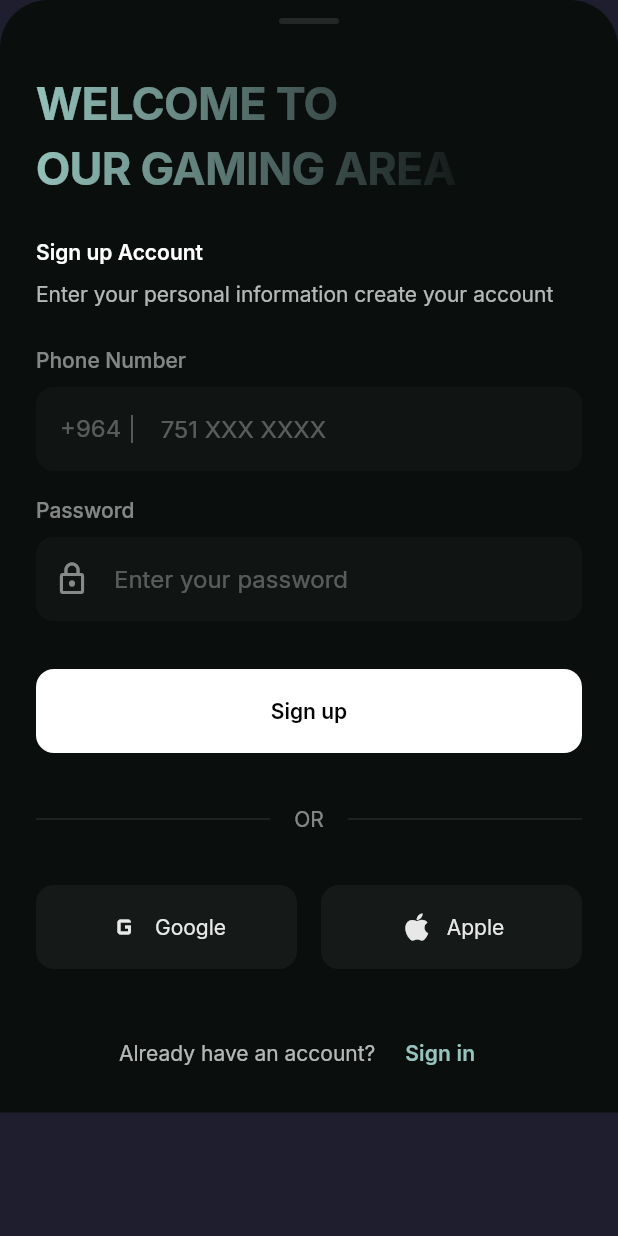
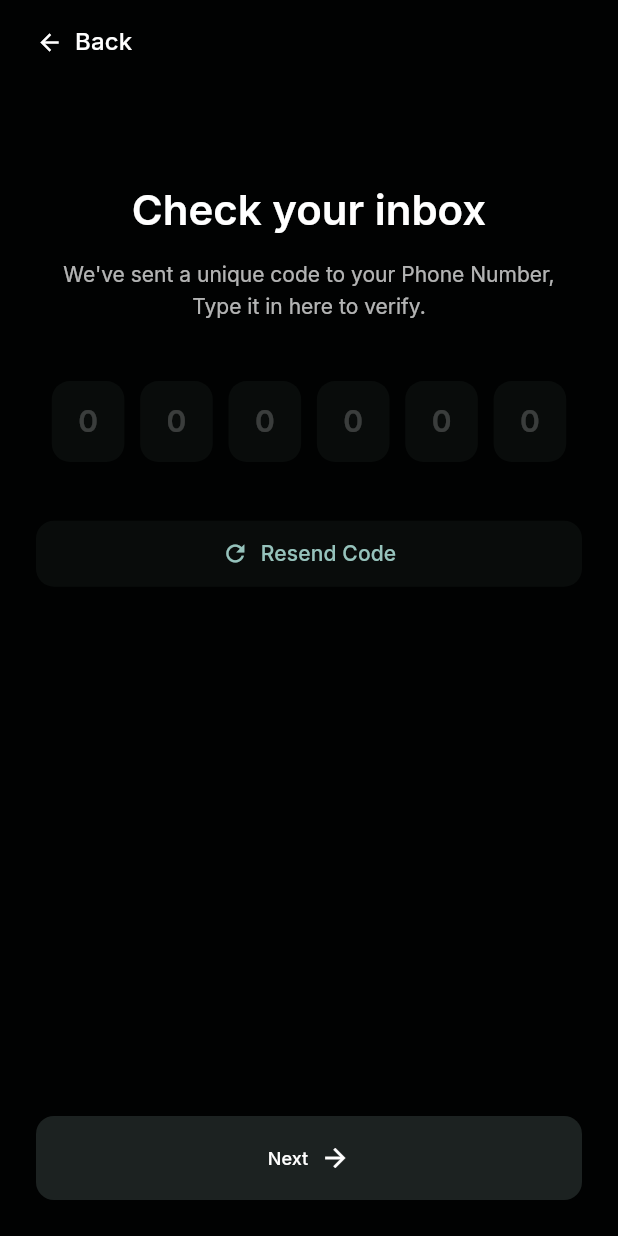
Before and after one commit to botanPro/chon, a Flutter app: the SignUpDrawer widget shown alone on an empty page, opened directly, after a tap on "Sign up", on a phone screen of 412 x 824 dp. Run offline on Flutter 3.47's test engine with Material 3 defaults, Android fonts, the phone set to English and light mode, and no system bars; our stand-ins replace confetti, google_fonts.

Commit message:
Verification Page

```diff
--- a/lib/screens/auth/auth_screen.dart
+++ b/lib/screens/auth/auth_screen.dart
@@ -1,5 +1,6 @@
 import 'package:flutter/material.dart';
 import 'package:google_fonts/google_fonts.dart';
+import 'verification_screen.dart';
 
 class AuthScreen extends StatefulWidget {
   const AuthScreen({super.key});
@@ -345,7 +346,17 @@ class _SignUpDrawerState extends State<SignUpDrawer> {
                     child: Material(
                       color: Colors.transparent,
                       child: InkWell(
-                        onTap: () {},
+                        onTap: () {
+                          Navigator.push(
+                            context,
+                            MaterialPageRoute(
+                              builder: (context) => const VerificationScreen(
+                                phoneNumber:
+                                    '+964 751 XXX XXXX', // TODO: Pass actual phone number
+                              ),
+                            ),
+                          );
+                        },
                         borderRadius: BorderRadius.circular(12),
                         child: Center(
                           child: Text(
--- /dev/null
+++ b/lib/screens/auth/verification_screen.dart
@@ -0,0 +1,226 @@
+import 'package:flutter/material.dart';
+import 'package:flutter/services.dart';
+import 'package:google_fonts/google_fonts.dart';
+
+class VerificationScreen extends StatefulWidget {
+  final String phoneNumber;
+
+  const VerificationScreen({
+    super.key,
+    required this.phoneNumber,
+  });
+
+  @override
+  State<VerificationScreen> createState() => _VerificationScreenState();
+}
+
+class _VerificationScreenState extends State<VerificationScreen> {
+  final List<TextEditingController> _controllers = List.generate(
+    6,
+    (index) => TextEditingController(),
+  );
+
+  final List<FocusNode> _focusNodes = List.generate(
+    6,
+    (index) => FocusNode(),
+  );
+
+  @override
+  void dispose() {
+    for (var controller in _controllers) {
+      controller.dispose();
+    }
+    for (var node in _focusNodes) {
+      node.dispose();
+    }
+    super.dispose();
+  }
+
+  void _onCodeChanged(String value, int index) {
+    if (value.length == 1 && index < 5) {
+      _focusNodes[index + 1].requestFocus();
+    }
+  }
+
+  @override
+  Widget build(BuildContext context) {
+    return Scaffold(
+      backgroundColor: const Color(0xFF010202),
+      appBar: AppBar(
+        backgroundColor: Colors.transparent,
+        elevation: 0,
+        automaticallyImplyLeading: false,
+        title: Row(
+          children: [
+            TextButton.icon(
+              onPressed: () => Navigator.pop(context),
+              icon: const Icon(
+                Icons.arrow_back,
+                color: Colors.white,
+              ),
+              label: Text(
+                'Back',
+                style: GoogleFonts.inter(
+                  color: Colors.white,
+                  fontSize: 16,
+                  fontWeight: FontWeight.w500,
+                ),
+              ),
+              style: TextButton.styleFrom(
+                padding: const EdgeInsets.symmetric(horizontal: 8),
+              ),
+            ),
+          ],
+        ),
+      ),
+      body: SafeArea(
+        child: Padding(
+          padding: const EdgeInsets.all(24.0),
+          child: Column(
+            crossAxisAlignment: CrossAxisAlignment.stretch,
+            children: [
+              const SizedBox(height: 40),
+              Text(
+                'Check your inbox',
+                style: GoogleFonts.inter(
+                  fontSize: 28,
+                  fontWeight: FontWeight.w600,
+                  color: Colors.white,
+                ),
+                textAlign: TextAlign.center,
+              ),
+              const SizedBox(height: 12),
+              Text(
+                'We\'ve sent a unique code to your Phone Number,\nType it in here to verify.',
+                style: GoogleFonts.inter(
+                  fontSize: 14,
+                  color: Colors.white.withOpacity(0.7),
+                  height: 1.5,
+                ),
+                textAlign: TextAlign.center,
+              ),
+              const SizedBox(height: 40),
+              Row(
+                mainAxisAlignment: MainAxisAlignment.spaceEvenly,
+                children: List.generate(
+                  6,
+                  (index) => SizedBox(
+                    width: 48.375,
+                    height: 59.125,
+                    child: TextField(
+                      controller: _controllers[index],
+                      focusNode: _focusNodes[index],
+                      keyboardType: TextInputType.number,
+                      textAlign: TextAlign.center,
+                      maxLength: 1,
+                      cursorColor: const Color(0xFF96C3BC),
+                      style: GoogleFonts.inter(
+                        fontSize: 20,
+                        fontWeight: FontWeight.w600,
+                        color: Colors.white,
+                      ),
+                      decoration: InputDecoration(
+                        counterText: '',
+                        filled: true,
+                        fillColor: const Color(0xFF090C0B),
+                        hintText: '0',
+                        hintStyle: GoogleFonts.inter(
+                          fontSize: 20,
+                          fontWeight: FontWeight.w600,
+                          color: Colors.white.withOpacity(0.2),
+                        ),
+                        contentPadding: const EdgeInsets.symmetric(
+                          vertical: 12,
+                          horizontal: 4,
+                        ),
+                        border: OutlineInputBorder(
+                          borderSide: BorderSide.none,
+                          borderRadius: BorderRadius.circular(12.17),
+                        ),
+                        enabledBorder: OutlineInputBorder(
+                          borderSide: BorderSide.none,
+                          borderRadius: BorderRadius.circular(12.17),
+                        ),
+                        focusedBorder: OutlineInputBorder(
+                          borderSide: BorderSide.none,
+                          borderRadius: BorderRadius.circular(12.17),
+                        ),
+                      ),
+                      inputFormatters: [
+                        FilteringTextInputFormatter.digitsOnly,
+                      ],
+                      onChanged: (value) => _onCodeChanged(value, index),
+                    ),
+                  ),
+                ),
+              ),
+              const SizedBox(height: 32),
+              TextButton.icon(
+                style: TextButton.styleFrom(
+                  backgroundColor: const Color(0xFF090C0B),
+                  padding:
+                      const EdgeInsets.symmetric(horizontal: 24, vertical: 12),
+                  shape: RoundedRectangleBorder(
+                    borderRadius: BorderRadius.circular(12),
+                  ),
+                ),
+                onPressed: () {
+                  // TODO: Implement resend code functionality
+                },
+                icon: const Icon(
+                  Icons.refresh,
+                  color: const Color(0xFF96C3BC),
+                ),
+                label: Text(
+                  'Resend Code',
+                  style: GoogleFonts.inter(
+                    color: const Color(0xFF96C3BC),
+                    fontWeight: FontWeight.w500,
+                  ),
+                ),
+              ),
+              const Spacer(),
+              Container(
+                height: 56,
+                decoration: BoxDecoration(
+                  color: const Color(0xFF1C2221),
+                  borderRadius: BorderRadius.circular(12),
+                ),
+                child: Material(
+                  color: Colors.transparent,
+                  child: InkWell(
+                    onTap: () {
+                      // TODO: Implement verification logic
+                    },
+                    borderRadius: BorderRadius.circular(12),
+                    child: Center(
+                      child: Row(
+                        mainAxisAlignment: MainAxisAlignment.center,
+                        children: [
+                          Text(
+                            'Next',
+                            style: GoogleFonts.inter(
+                              color: Colors.white,
+                              fontSize: 12,
+                              fontWeight: FontWeight.w500,
+                            ),
+                          ),
+                          const SizedBox(width: 8),
+                          const Icon(
+                            Icons.arrow_forward,
+                            color: Colors.white,
+                            size: 20,
+                          ),
+                        ],
+                      ),
+                    ),
+                  ),
+                ),
+              ),
+            ],
+          ),
+        ),
+      ),
+    );
+  }
+}
```
